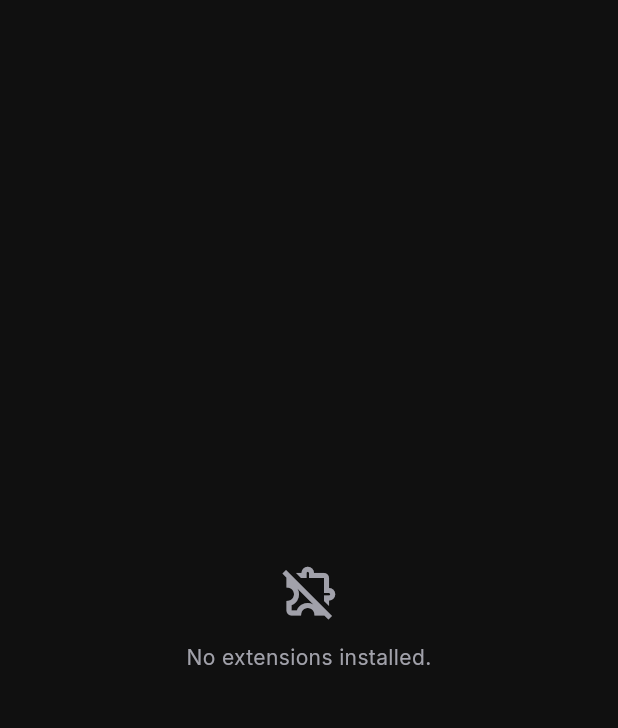
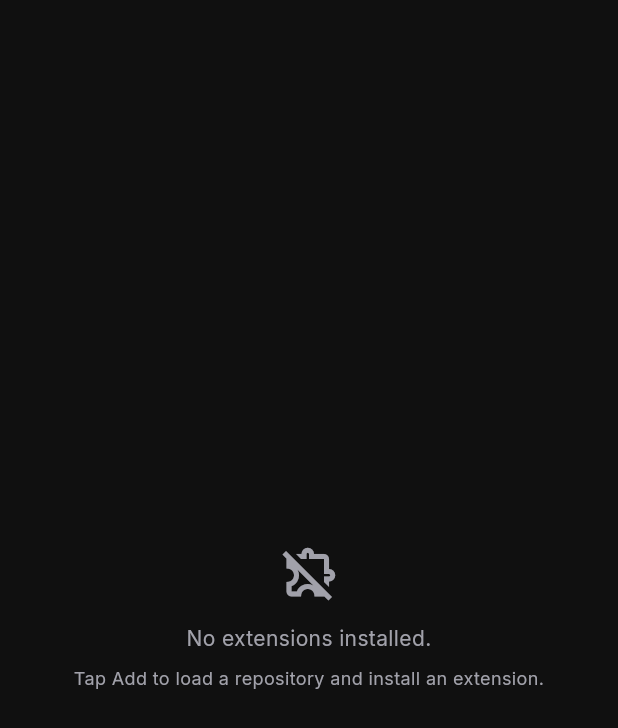
Before and after one commit to nimbusfvck/fvcksubs, a Flutter app: the EmptyState widget shown alone on an empty page, opened directly, on a phone screen of 412 x 824 dp. Shown: the top 728 px of the screen. Run offline on Flutter 3.47's test engine with Material 3 defaults, Android fonts, the phone set to English and light mode, and no system bars; our stand-ins replace better_player_plus, cached_network_image, device_info_plus, dio, equatable, flutter_bloc and 3 more; missing offline and left inert: dart:ffi, pointycastle; accounts and stored records are empty.

Commit message:
feat(ui): explain empty addon state

```diff
--- a/apps/app/lib/addons/addons_page.dart
+++ b/apps/app/lib/addons/addons_page.dart
@@ -59,6 +59,8 @@ class AddonsPage extends StatelessWidget {
                 if (installed.isEmpty)
                   const EmptyState(
                     title: 'No extensions installed.',
+                    description:
+                        'Tap Add to load a repository and install an extension.',
                     icon: Icons.extension_off_outlined,
                   )
                 else ...[
--- a/apps/app/lib/widgets/empty_state.dart
+++ b/apps/app/lib/widgets/empty_state.dart
@@ -6,10 +6,12 @@ class EmptyState extends StatelessWidget {
   const EmptyState({
     super.key,
     required this.title,
+    this.description,
     this.icon = Icons.inbox_outlined,
   });
 
   final String title;
+  final String? description;
   final IconData icon;
 
   @override
@@ -29,6 +31,14 @@ class EmptyState extends StatelessWidget {
             textAlign: TextAlign.center,
             style: AppTypography.bodyMd.copyWith(color: AppColors.onDarkSoft),
           ),
+          if (description != null) ...[
+            const SizedBox(height: AppSpacing.xs),
+            Text(
+              description!,
+              textAlign: TextAlign.center,
+              style: AppTypography.bodySm.copyWith(color: AppColors.onDarkSoft),
+            ),
+          ],
         ],
       ),
     ),
```
Also changed, not shown: 1 other file.
